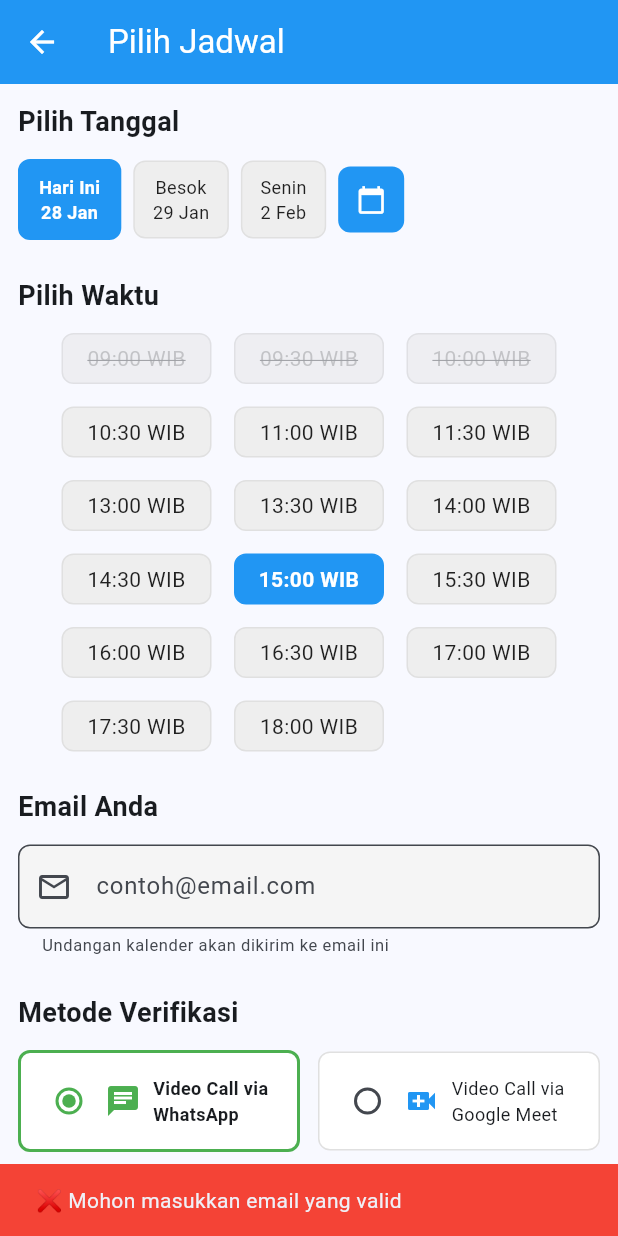
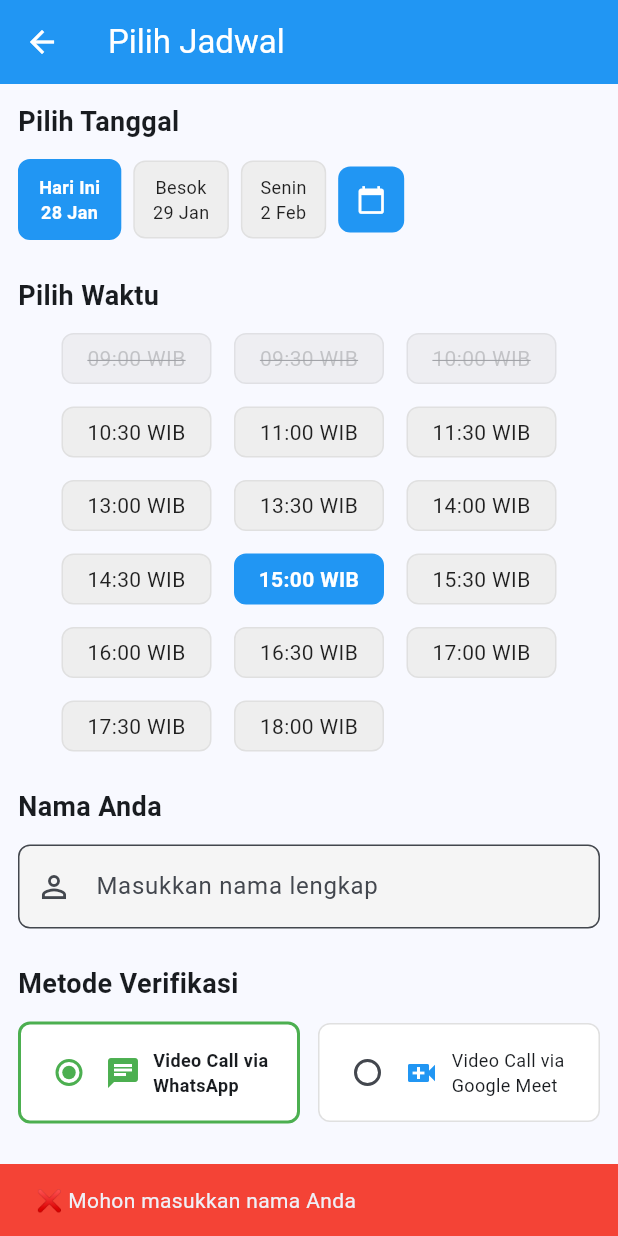
Before and after one commit to tzrfabian/wp-fcm-test, a Flutter app: the ScheduleScreen screen opened directly, after a tap on "Pilih", on a phone screen of 412 x 824 dp. Run offline on Flutter 3.47's test engine with Material 3 defaults, Android fonts, the phone set to English and light mode, and no system bars; our stand-ins replace firebase_core, firebase_messaging, flutter_dotenv, flutter_local_notifications, google_sign_in, googleapis_auth and 2 more; missing offline and left inert: device_calendar, googleapis; accounts and stored records are empty; network calls fail.

Commit message:
refac: temporary only use local calendar to auto set schedule

```diff
--- a/lib/screens/schedule_screen.dart
+++ b/lib/screens/schedule_screen.dart
@@ -1,7 +1,7 @@
 import 'package:flutter/material.dart';
 import 'package:intl/intl.dart';
 import 'package:intl/date_symbol_data_local.dart';
-import '../services/google_calendar_service.dart';
+import '../services/schedule_service.dart';
 
 class ScheduleScreen extends StatefulWidget {
   const ScheduleScreen({super.key});
@@ -14,13 +14,13 @@ class _ScheduleScreenState extends State<ScheduleScreen> {
   DateTime selectedDate = DateTime.now();
   String selectedTime = '15:00 WIB';
   String verificationMethod = 'whatsapp';
-  final GoogleCalendarService _calendarService = GoogleCalendarService();
-  final TextEditingController _emailController = TextEditingController();
+  final ScheduleService _scheduleService = ScheduleService();
+  final TextEditingController _nameController = TextEditingController();
   bool _isLoading = false;
 
   @override
   void dispose() {
-    _emailController.dispose();
+    _nameController.dispose();
     super.dispose();
   }
 
@@ -161,12 +161,12 @@ class _ScheduleScreenState extends State<ScheduleScreen> {
   }
 
   Future<void> _handleSubmit() async {
-    // Validate email
-    final userEmail = _emailController.text.trim();
-    if (userEmail.isEmpty || !userEmail.contains('@')) {
+    // Validate name
+    final userName = _nameController.text.trim();
+    if (userName.isEmpty) {
       ScaffoldMessenger.of(context).showSnackBar(
         const SnackBar(
-          content: Text('❌ Mohon masukkan email yang valid'),
+          content: Text('❌ Mohon masukkan nama Anda'),
           backgroundColor: Colors.red,
         ),
       );
@@ -181,24 +181,6 @@ class _ScheduleScreenState extends State<ScheduleScreen> {
       // Initialize Indonesian locale data
       await initializeDateFormatting('id_ID', null);
 
-      // Check if support account is signed in
-      if (!_calendarService.isSignedIn) {
-        final initialized = await _calendarService.initializeSupportAccount();
-        if (!initialized) {
-          if (mounted) {
-            ScaffoldMessenger.of(context).showSnackBar(
-              const SnackBar(
-                content: Text(
-                  '❌ Gagal menghubungkan ke akun support. Silakan coba lagi.',
-                ),
-                backgroundColor: Colors.red,
-              ),
-            );
-          }
-          return;
-        }
-      }
-
       // Parse the selected time
       final startTime = _parseTimeSlot(selectedTime);
       final endTime = startTime.add(
@@ -211,22 +193,18 @@ class _ScheduleScreenState extends State<ScheduleScreen> {
           : 'Video Call via Google Meet';
 
       final String description =
-          'Scheduled ${verificationMethod == 'whatsapp' ? 'WhatsApp' : 'Google Meet'} video call.\n\n'
+          'Jadwal ${verificationMethod == 'whatsapp' ? 'WhatsApp' : 'Google Meet'} video call.\n\n'
           'Tanggal: ${DateFormat('EEEE, dd MMMM yyyy', 'id_ID').format(selectedDate)}\n'
-          'Waktu: $selectedTime\n'
-          'Email Peserta: $userEmail\n\n'
-          'Anda akan menerima undangan kalender di email Anda.';
+          'Waktu: $selectedTime';
 
-      // Create calendar event and send invitation to user
-      final success = await _calendarService.createCalendarEventForUser(
-        userEmail: userEmail,
+      // Opens user's calendar app to add event
+      final success = await _scheduleService.createSchedule(
+        userName: userName,
         title: title,
         description: description,
         startTime: startTime,
         endTime: endTime,
         location: verificationMethod == 'whatsapp' ? 'WhatsApp' : 'Google Meet',
-        createMeetLink:
-            verificationMethod == 'googlemeet', // Auto-generate Meet link
       );
 
       if (mounted) {
@@ -241,7 +219,7 @@ class _ScheduleScreenState extends State<ScheduleScreen> {
                 crossAxisAlignment: CrossAxisAlignment.start,
                 children: [
                   Text(
-                    'Tanggal: ${DateFormat('EEEE, dd MMMM yyyy').format(selectedDate)}',
+                    'Tanggal: ${DateFormat('EEEE, dd MMMM yyyy', 'id_ID').format(selectedDate)}',
                   ),
                   const SizedBox(height: 8),
                   Text('Waktu: $selectedTime'),
@@ -249,23 +227,11 @@ class _ScheduleScreenState extends State<ScheduleScreen> {
                   Text(
                     'Metode: ${verificationMethod == 'whatsapp' ? 'WhatsApp' : 'Google Meet'}',
                   ),
-                  const SizedBox(height: 12),
-                  const Text(
-                    'Peserta:',
-                    style: TextStyle(fontWeight: FontWeight.bold),
-                  ),
-                  const SizedBox(height: 4),
-                  Text(
-                    '1. ${GoogleCalendarService.appSupportEmail} (Host)',
-                    style: const TextStyle(fontSize: 13),
-                  ),
-                  Text(
-                    '2. $userEmail',
-                    style: const TextStyle(fontSize: 13),
-                  ),
+                  const SizedBox(height: 8),
+                  Text('Nama: $userName'),
                   const SizedBox(height: 16),
                   const Text(
-                    '📧 Undangan kalender telah dikirim ke kedua email peserta. Silakan cek inbox atau spam folder.',
+                    '📅 Jadwal telah ditambahkan ke kalender Anda.',
                     style: TextStyle(
                       fontSize: 12,
                       color: Colors.grey,
@@ -279,7 +245,7 @@ class _ScheduleScreenState extends State<ScheduleScreen> {
                   onPressed: () {
                     Navigator.pop(context);
                     // Clear form
-                    _emailController.clear();
+                    _nameController.clear();
                   },
                   child: const Text('OK'),
                 ),
@@ -289,8 +255,8 @@ class _ScheduleScreenState extends State<ScheduleScreen> {
         } else {
           ScaffoldMessenger.of(context).showSnackBar(
             const SnackBar(
-              content: Text('❌ Gagal membuat jadwal. Silakan coba lagi.'),
-              backgroundColor: Colors.red,
+              content: Text('❌ Jadwal dibatalkan atau gagal ditambahkan.'),
+              backgroundColor: Colors.orange,
             ),
           );
         }
@@ -432,25 +398,24 @@ class _ScheduleScreenState extends State<ScheduleScreen> {
               ),
               const SizedBox(height: 24),
 
-              // Email Input
+              // Name Input
               const Text(
-                'Email Anda',
+                'Nama Anda',
                 style: TextStyle(fontSize: 18, fontWeight: FontWeight.bold),
               ),
               const SizedBox(height: 12),
               TextField(
-                controller: _emailController,
-                keyboardType: TextInputType.emailAddress,
+                controller: _nameController,
+                keyboardType: TextInputType.name,
+                textCapitalization: TextCapitalization.words,
                 decoration: InputDecoration(
-                  hintText: 'contoh@email.com',
-                  prefixIcon: const Icon(Icons.email_outlined),
+                  hintText: 'Masukkan nama lengkap',
+                  prefixIcon: const Icon(Icons.person_outline),
                   border: OutlineInputBorder(
                     borderRadius: BorderRadius.circular(8),
                   ),
                   filled: true,
                   fillColor: Colors.grey[100],
-                  helperText: 'Undangan kalender akan dikirim ke email ini',
-                  helperStyle: const TextStyle(fontSize: 11),
                 ),
               ),
               const SizedBox(height: 24),
```
Also changed, not shown: lib/services/google_calendar_service.dart (+22 -11 lines), lib/services/schedule_service.dart (added, +130 -0 lines), pubspec.yaml (+6 -1 lines), pubspec.lock, 2 other files.
